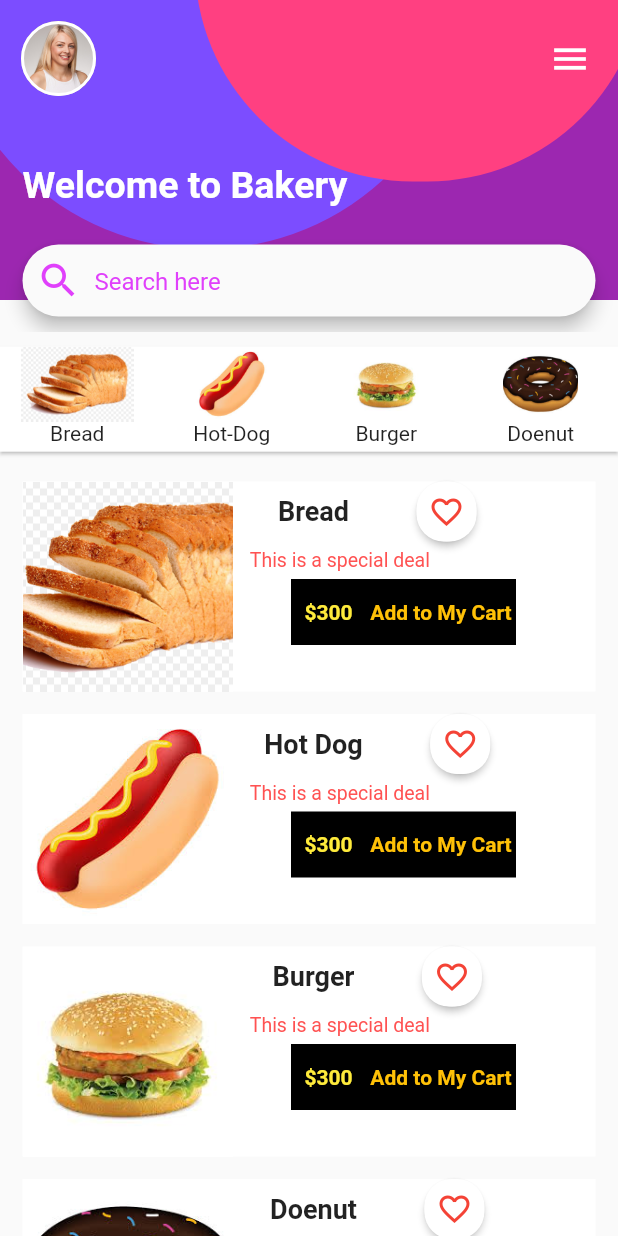
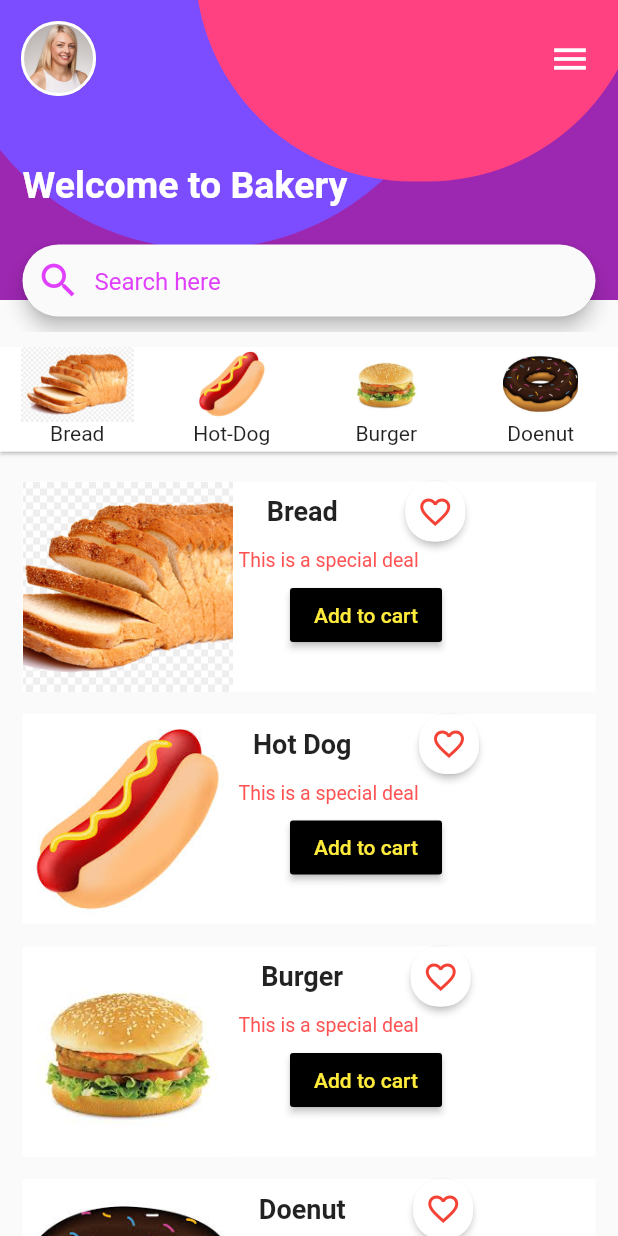
Before and after one commit to KasunDissanayake94/BakeryApp, a Flutter app: the screen it shows after launch, on a phone screen of 412 x 824 dp. Run offline on Flutter 3.47's test engine with Material 2 defaults, Android fonts, the phone set to English and light mode, and no system bars; Roboto replaces fonts that are missing (Quicksnad).

```diff
--- a/lib/main.dart
+++ b/lib/main.dart
@@ -1,6 +1,7 @@
 import 'dart:io';
 
 import 'package:flutter/material.dart';
+import 'package:untitled1/payment.dart';
 
 void main() => runApp(MyApp());
 
@@ -249,10 +250,10 @@ class _MyHomePageState extends State<MyHomePage>{
               ),
             ],
           ),
-          specialItemCard('Bread', 'images/breadfull.jpg',false),
-          specialItemCard('Hot Dog', 'images/hotdog.jpeg',false),
-          specialItemCard('Burger', 'images/burger.jpeg',false),
-          specialItemCard('Doenut', 'images/donut.jpeg',false),
+          specialItemCard('Bread', 'images/breadfull.jpg',false , context),
+          specialItemCard('Hot Dog', 'images/hotdog.jpeg',false , context),
+          specialItemCard('Burger', 'images/burger.jpeg',false , context),
+          specialItemCard('Doenut', 'images/donut.jpeg',false , context),
         ],
       ),
     );
@@ -260,7 +261,7 @@ class _MyHomePageState extends State<MyHomePage>{
 
 }
 
-Widget specialItemCard (String title, String imagePath, bool loveStates){
+Widget specialItemCard (String title, String imagePath, bool loveStates,BuildContext context){
 
   return Padding(
     padding: EdgeInsets.only(left: 15.0, right: 15.0, top: 15.0),
@@ -325,35 +326,17 @@ Widget specialItemCard (String title, String imagePath, bool loveStates){
               SizedBox(height: 5.0),
               Row(
                 children: <Widget>[
-                  SizedBox(width: 35.0),
-                  Container(
-                    height: 44.0,
-                    width: 50.0,
+                  RaisedButton(
+                    textColor: Colors.yellow,
                     color: Colors.black,
-                    child: Center(
-                      child: Text(
-                        '\$300',
-                        style: TextStyle(
-                            color: Colors.yellow,
-                            fontWeight: FontWeight.bold
-                        ),
-                      ),
-                    ),
-                  ),
-                  Container(
-                    height: 44.0,
-                    width: 100,
-                    color: Colors.black,
-                    child: Center(
-                      child: Text(
-                        'Add to My Cart',
-                        style: TextStyle(
-                          color: Colors.amber,
-                          fontWeight: FontWeight.bold,
-                        ),
-                      ),
-                    ),
+                    child: Text("Add to cart"),
+                    onPressed: (){
+                      Navigator.of(context).push(MaterialPageRoute<Null>(builder: (BuildContext context) {
+  return new Payment();
+                      }));
+                    },
                   )
+
                 ],
               )
             ],
```
Also changed, not shown: lib/payment.dart (added, +46 -0 lines).
